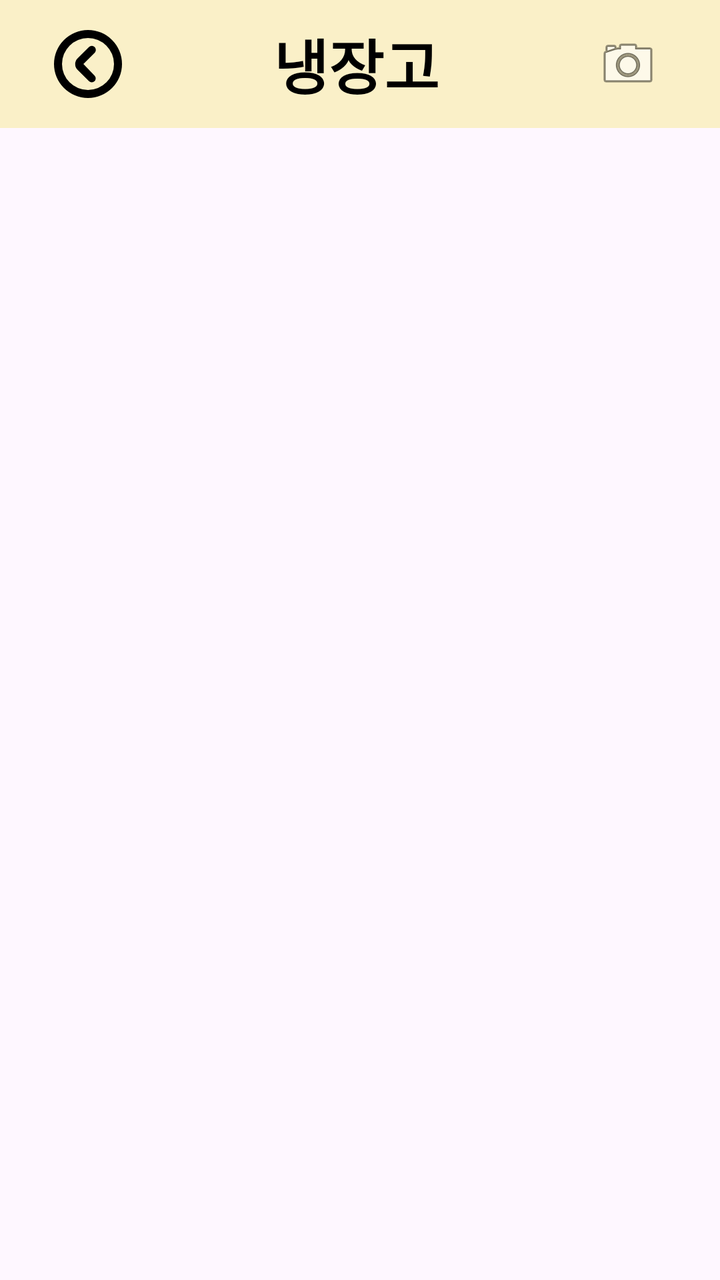
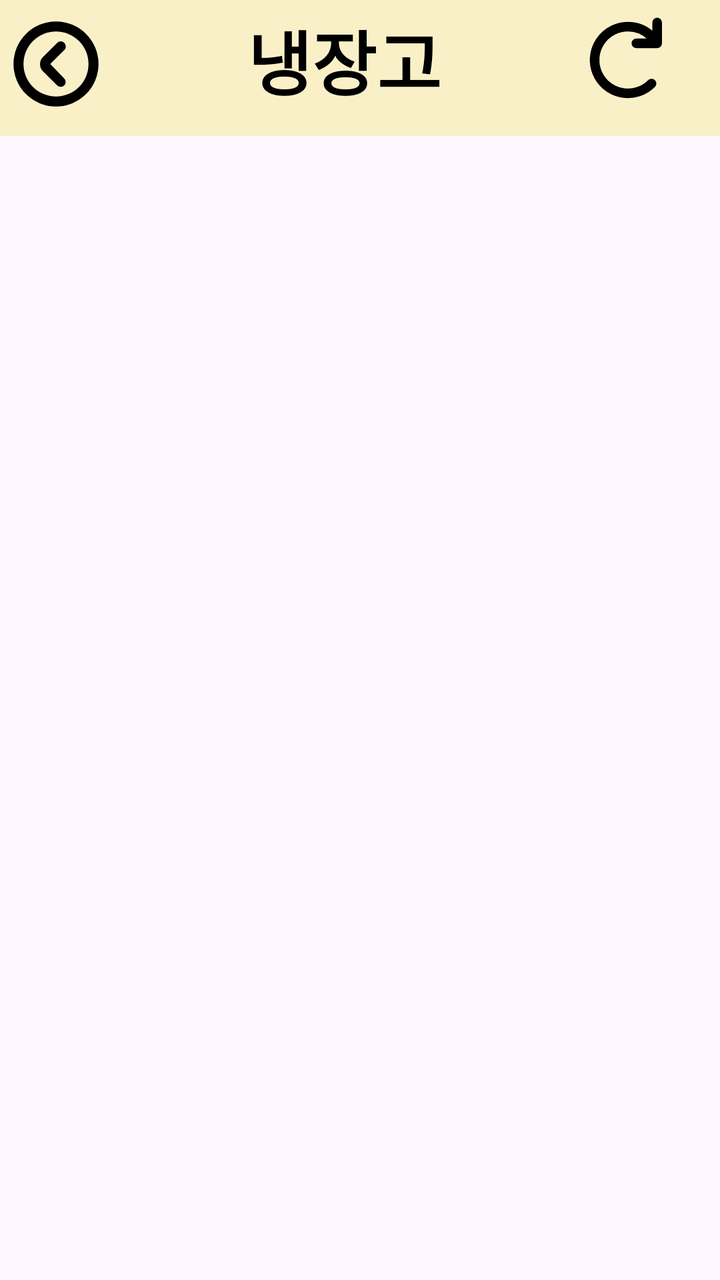

Before-and-after screenshots of an Android layout around one commit, followed by the original layout XML and the change that was made.
<!-- AndroidManifest.xml: application theme Theme.PickAndCook -->
<!-- res/layout/fragment_fridge.xml -->
<?xml version="1.0" encoding="utf-8"?>
<ScrollView xmlns:android="http://schemas.android.com/apk/res/android"
    xmlns:app="http://schemas.android.com/apk/res-auto"
    android:layout_width="match_parent"
    android:layout_height="match_parent"
    android:fillViewport="true">

    <androidx.constraintlayout.widget.ConstraintLayout
        android:layout_width="match_parent"
        android:layout_height="wrap_content">

        <androidx.appcompat.widget.Toolbar
            android:id="@+id/toolbar"
            android:layout_width="0dp"
            android:layout_height="?attr/actionBarSize"
            android:background="@color/main"
            app:navigationIcon="@drawable/ic_arrow_back"
            android:paddingStart="16dp"
            app:layout_constraintTop_toTopOf="parent"
            app:layout_constraintStart_toStartOf="parent"
            app:layout_constraintEnd_toEndOf="parent">

            <LinearLayout
                android:layout_width="match_parent"
                android:layout_height="match_parent"
                android:orientation="horizontal"
                android:gravity="center_vertical"
                android:paddingEnd="16dp">

                <TextView
                    android:layout_width="0dp"
                    android:layout_height="wrap_content"
                    android:layout_weight="1"
                    android:text="냉장고"
                    android:gravity="center"
                    android:textAppearance="@style/TitleTextStyle" />

                <ImageButton
                    android:id="@+id/addButton"
                    android:layout_width="60dp"
                    android:layout_height="60dp"
                    android:background="?attr/selectableItemBackgroundBorderless"
                    android:src="@android:drawable/ic_menu_camera"
                    android:contentDescription="카메라 버튼" />

            </LinearLayout>

        </androidx.appcompat.widget.Toolbar>

        <androidx.recyclerview.widget.RecyclerView
            android:id="@+id/recyclerView"
            android:layout_width="0dp"
            android:layout_height="0dp"
            android:padding="20dp"
            app:layout_constraintTop_toBottomOf="@id/toolbar"
            app:layout_constraintStart_toStartOf="parent"
            app:layout_constraintEnd_toEndOf="parent"
            app:layout_constraintBottom_toBottomOf="parent"/>
    </androidx.constraintlayout.widget.ConstraintLayout>
</ScrollView>
<!-- resources referenced by this layout -->
<resources>
  <color name="main">#FAF0C8</color>
  <!-- drawable ic_arrow_back (drawable) -->
  <vector xmlns:android="http://schemas.android.com/apk/res/android"
      android:width="40dp"
      android:height="40dp"
      android:viewportWidth="200"
      android:viewportHeight="200">
    <path
        android:pathData="M100,15a85,85 0,1 0,85 85A84.93,84.93 0,0 0,100 15ZM100,165a65,65 0,1 1,65 -65A64.87,64.87 0,0 1,100 165ZM116.5,57.5a9.67,9.67 0,0 0,-14 0L74,86a19.92,19.92 0,0 0,0 28.5L102.5,143a9.9,9.9 0,0 0,14 -14l-28,-29L117,71.5C120.5,68 120.5,61.5 116.5,57.5Z"
        android:fillColor="#000000"/>
  </vector>
  <style name="TitleTextStyle">
          <item name="android:textSize">30sp</item>
          <item name="android:textStyle">bold</item>
          <item name="android:textColor">#000000</item> 
          <item name="android:fontFamily">sans-serif-medium</item>
          <item name="android:gravity">center</item>
      </style>
  <style name="Theme.PickAndCook" parent="Base.Theme.PickAndCook" />
  <style name="Base.Theme.PickAndCook" parent="Theme.Material3.DayNight.NoActionBar">
          
          
      </style>
</resources>

<!-- the commit's change to res/layout/fragment_fridge.xml (unified diff, before → after) -->
@@ -12,39 +12,32 @@
         <androidx.appcompat.widget.Toolbar
             android:id="@+id/toolbar"
             android:layout_width="0dp"
-            android:layout_height="?attr/actionBarSize"
+            android:layout_height="wrap_content"
+            android:minHeight="?attr/actionBarSize"
             android:background="@color/main"
             app:navigationIcon="@drawable/ic_arrow_back"
-            android:paddingStart="16dp"
+            android:paddingBottom="8dp"
+            android:paddingEnd="16dp"
             app:layout_constraintTop_toTopOf="parent"
             app:layout_constraintStart_toStartOf="parent"
             app:layout_constraintEnd_toEndOf="parent">
 
-            <LinearLayout
-                android:layout_width="match_parent"
-                android:layout_height="match_parent"
-                android:orientation="horizontal"
-                android:gravity="center_vertical"
-                android:paddingEnd="16dp">
+            <ImageButton
+                android:id="@+id/addButton"
+                android:layout_width="60dp"
+                android:layout_height="60dp"
+                android:background="?attr/selectableItemBackgroundBorderless"
+                android:src="@drawable/ic_refresh"
+                android:layout_gravity="end|center_vertical"
+                android:padding="8dp"
+                android:contentDescription="새로고침 버튼" />
 
-                <TextView
-                    android:layout_width="0dp"
-                    android:layout_height="wrap_content"
-                    android:layout_weight="1"
-                    android:text="냉장고"
-                    android:gravity="center"
-                    android:textAppearance="@style/TitleTextStyle" />
-
-                <ImageButton
-                    android:id="@+id/addButton"
-                    android:layout_width="60dp"
-                    android:layout_height="60dp"
-                    android:background="?attr/selectableItemBackgroundBorderless"
-                    android:src="@android:drawable/ic_menu_camera"
-                    android:contentDescription="카메라 버튼" />
-
-            </LinearLayout>
-
+            <TextView
+                android:layout_width="wrap_content"
+                android:layout_height="wrap_content"
+                android:layout_gravity="center"
+                android:text="냉장고"
+                android:textAppearance="@style/TitleTextStyle" />
         </androidx.appcompat.widget.Toolbar>
 
         <androidx.recyclerview.widget.RecyclerView
<!-- resource entries referenced after the edit -->
@@ -3,16 +3,35 @@
   <color name="main">#FAF0C8</color>
   <!-- drawable ic_arrow_back (drawable) -->
   <vector xmlns:android="http://schemas.android.com/apk/res/android"
-      android:width="40dp"
-      android:height="40dp"
+      android:width="50dp"
+      android:height="50dp"
       android:viewportWidth="200"
       android:viewportHeight="200">
     <path
         android:pathData="M100,15a85,85 0,1 0,85 85A84.93,84.93 0,0 0,100 15ZM100,165a65,65 0,1 1,65 -65A64.87,64.87 0,0 1,100 165ZM116.5,57.5a9.67,9.67 0,0 0,-14 0L74,86a19.92,19.92 0,0 0,0 28.5L102.5,143a9.9,9.9 0,0 0,14 -14l-28,-29L117,71.5C120.5,68 120.5,61.5 116.5,57.5Z"
         android:fillColor="#000000"/>
   </vector>
+  <!-- drawable ic_refresh (drawable) -->
+  <?xml version="1.0" encoding="utf-8"?>
+  <vector xmlns:android="http://schemas.android.com/apk/res/android"
+      android:width="50dp"
+      android:height="50dp"
+      android:viewportWidth="24"
+      android:viewportHeight="24">
+  
+      <path
+          android:strokeColor="#000000"
+          android:strokeWidth="2.3"
+          android:strokeLineCap="round"
+          android:strokeLineJoin="round"
+          android:fillColor="@android:color/transparent"
+          android:pathData="M17.65,6.35
+              A8,8 0 0,0 12,4
+              a8,8 0 1,0 5.65,13.65
+              M19,3v5h-5" />
+  </vector>
   <style name="TitleTextStyle">
-          <item name="android:textSize">30sp</item>
+          <item name="android:textSize">35sp</item>
           <item name="android:textStyle">bold</item>
           <item name="android:textColor">#000000</item> 
           <item name="android:fontFamily">sans-serif-medium</item>
@@ -21,7 +40,7 @@
   <style name="Theme.PickAndCook" parent="Base.Theme.PickAndCook" />
   <style name="Base.Theme.PickAndCook" parent="Theme.Material3.DayNight.NoActionBar">
           
-          
+          <item name="colorPrimary">#BBFAF0C8</item>
       </style>
 </resources>
 
